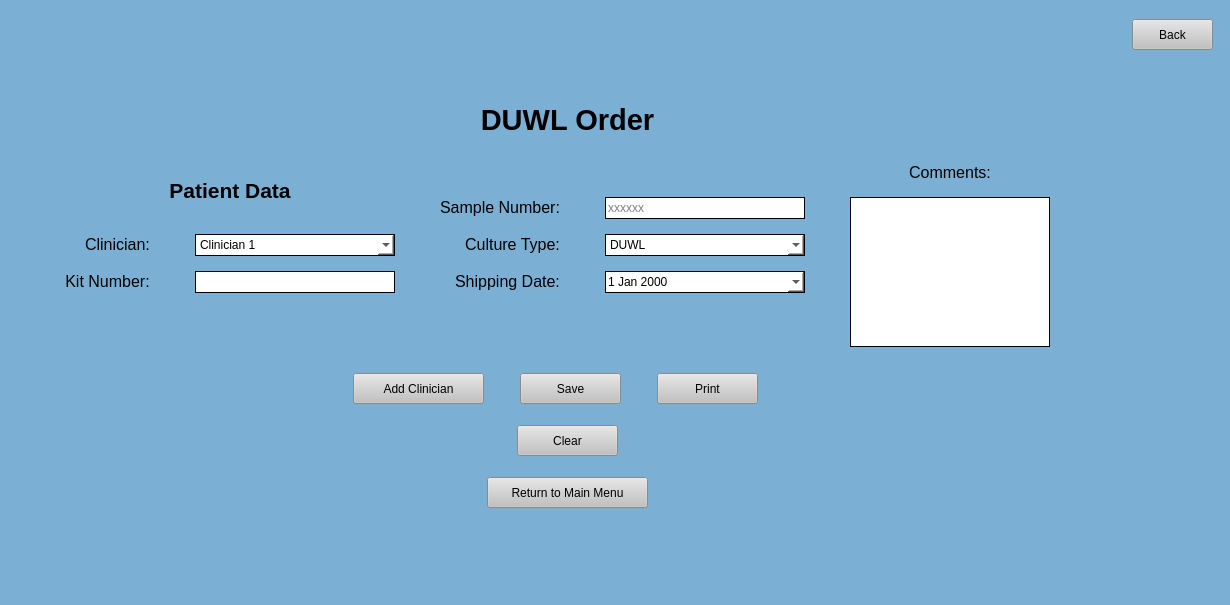
Old version of the form UI Screens/COMBdb_DUWL_Order_Form.ui in the repository Kasmanian/COMBDb-oldgen.
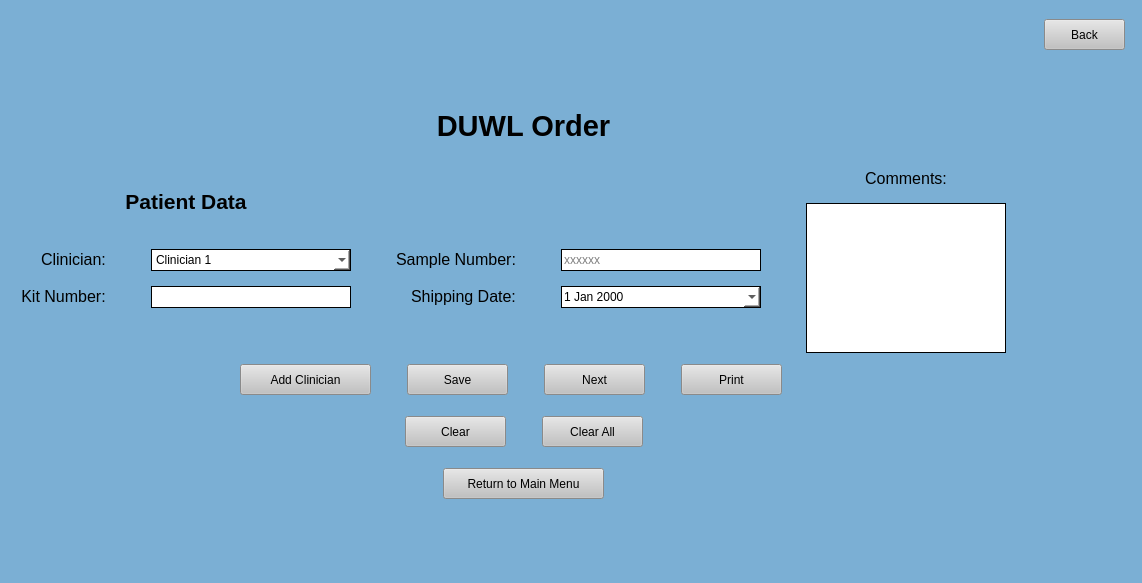
New version of the form.

Commit message: changed layout of DUWL order

The edit to the form file:
```diff
--- a/UI Screens/COMBdb_DUWL_Order_Form.ui
+++ b/UI Screens/COMBdb_DUWL_Order_Form.ui
@@ -6,14 +6,14 @@
    <rect>
     <x>0</x>
     <y>0</y>
-    <width>1230</width>
-    <height>605</height>
+    <width>1142</width>
+    <height>583</height>
    </rect>
   </property>
   <property name="minimumSize">
    <size>
-    <width>1230</width>
-    <height>605</height>
+    <width>0</width>
+    <height>0</height>
    </size>
   </property>
   <property name="windowTitle">
@@ -53,7 +53,7 @@
     <item row="3" column="0">
      <layout class="QVBoxLayout" name="verticalLayout">
       <property name="bottomMargin">
-       <number>20</number>
+       <number>0</number>
       </property>
       <item>
        <widget class="QLabel" name="label_3">
@@ -284,6 +284,12 @@
           </item>
           <item row="1" column="4" rowspan="4">
            <widget class="QTextEdit" name="comment">
+            <property name="minimumSize">
+             <size>
+              <width>200</width>
+              <height>150</height>
+             </size>
+            </property>
             <property name="maximumSize">
              <size>
               <width>200</width>
@@ -308,42 +314,6 @@
            </widget>
           </item>
           <item row="2" column="3">
-           <widget class="QComboBox" name="cultureTypeDropDown">
-            <property name="minimumSize">
-             <size>
-              <width>200</width>
-              <height>22</height>
-             </size>
-            </property>
-            <property name="maximumSize">
-             <size>
-              <width>200</width>
-              <height>22</height>
-             </size>
-            </property>
-            <property name="styleSheet">
-             <string notr="true">background-color: rgb(255, 255, 255);
-border-style: solid;
-border-width: 1px</string>
-            </property>
-            <item>
-             <property name="text">
-              <string>DUWL</string>
-             </property>
-            </item>
-           </widget>
-          </item>
-          <item row="2" column="2" alignment="Qt::AlignRight">
-           <widget class="QLabel" name="label_9">
-            <property name="text">
-             <string>&lt;html&gt;&lt;head/&gt;&lt;body&gt;&lt;p align=&quot;center&quot;&gt;&lt;span style=&quot; font-size:12pt;&quot;&gt;Culture Type:&lt;/span&gt;&lt;/p&gt;&lt;/body&gt;&lt;/html&gt;</string>
-            </property>
-            <property name="alignment">
-             <set>Qt::AlignRight|Qt::AlignTrailing|Qt::AlignVCenter</set>
-            </property>
-           </widget>
-          </item>
-          <item row="1" column="3">
            <widget class="QLineEdit" name="sampleID">
             <property name="minimumSize">
              <size>
@@ -370,7 +340,7 @@
             </property>
            </widget>
           </item>
-          <item row="1" column="2">
+          <item row="2" column="2" alignment="Qt::AlignRight">
            <widget class="QLabel" name="label_14">
             <property name="text">
              <string>&lt;html&gt;&lt;head/&gt;&lt;body&gt;&lt;p align=&quot;center&quot;&gt;&lt;span style=&quot; font-size:12pt;&quot;&gt;Sample Number:&lt;/span&gt;&lt;/p&gt;&lt;/body&gt;&lt;/html&gt;</string>
@@ -408,7 +378,7 @@
         <property name="sizeHint" stdset="0">
          <size>
           <width>10</width>
-          <height>20</height>
+          <height>5</height>
          </size>
         </property>
        </spacer>
@@ -548,6 +518,57 @@
           </property>
          </spacer>
         </item>
+        <item>
+         <widget class="QPushButton" name="next">
+          <property name="minimumSize">
+           <size>
+            <width>101</width>
+            <height>31</height>
+           </size>
+          </property>
+          <property name="maximumSize">
+           <size>
+            <width>101</width>
+            <height>31</height>
+           </size>
+          </property>
+          <property name="cursor">
+           <cursorShape>PointingHandCursor</cursorShape>
+          </property>
+          <property name="styleSheet">
+           <string notr="true">QPushButton:hover {
+
+background-color: rgb(210, 210, 210);
+
+}
+
+QPushButton {
+
+background-color: rgb(193, 193, 193);
+
+}</string>
+          </property>
+          <property name="text">
+           <string>Next</string>
+          </property>
+         </widget>
+        </item>
+        <item>
+         <spacer name="horizontalSpacer_10">
+          <property name="orientation">
+           <enum>Qt::Horizontal</enum>
+          </property>
+          <property name="sizeType">
+           <enum>QSizePolicy::Minimum</enum>
+          </property>
+          <property name="sizeHint" stdset="0">
+           <size>
+            <width>30</width>
+            <height>20</height>
+           </size>
+          </property>
+         </spacer>
+        </item>
         <item>
          <widget class="QPushButton" name="print">
           <property name="sizePolicy">
@@ -636,31 +657,58 @@
         </property>
        </spacer>
       </item>
-      <item alignment="Qt::AlignHCenter">
-       <widget class="QPushButton" name="clear">
-        <property name="sizePolicy">
-         <sizepolicy hsizetype="Fixed" vsizetype="Fixed">
-          <horstretch>0</horstretch>
-          <verstretch>0</verstretch>
-         </sizepolicy>
+      <item>
+       <layout class="QHBoxLayout" name="horizontalLayout_3">
+        <property name="leftMargin">
+         <number>0</number>
         </property>
-        <property name="minimumSize">
-         <size>
-          <width>101</width>
-          <height>31</height>
-         </size>
+        <property name="topMargin">
+         <number>0</number>
         </property>
-        <property name="maximumSize">
-         <size>
-          <width>101</width>
-          <height>31</height>
-         </size>
+        <property name="rightMargin">
+         <number>0</number>
         </property>
-        <property name="cursor">
-         <cursorShape>PointingHandCursor</cursorShape>
+        <property name="bottomMargin">
+         <number>0</number>
         </property>
-        <property name="styleSheet">
-         <string notr="true">QPushButton:hover {
+        <item>
+         <spacer name="horizontalSpacer_11">
+          <property name="orientation">
+           <enum>Qt::Horizontal</enum>
+          </property>
+          <property name="sizeHint" stdset="0">
+           <size>
+            <width>40</width>
+            <height>20</height>
+           </size>
+          </property>
+         </spacer>
+        </item>
+        <item>
+         <widget class="QPushButton" name="clear">
+          <property name="sizePolicy">
+           <sizepolicy hsizetype="Fixed" vsizetype="Fixed">
+            <horstretch>0</horstretch>
+            <verstretch>0</verstretch>
+           </sizepolicy>
+          </property>
+          <property name="minimumSize">
+           <size>
+            <width>101</width>
+            <height>31</height>
+           </size>
+          </property>
+          <property name="maximumSize">
+           <size>
+            <width>101</width>
+            <height>31</height>
+           </size>
+          </property>
+          <property name="cursor">
+           <cursorShape>PointingHandCursor</cursorShape>
+          </property>
+          <property name="styleSheet">
+           <string notr="true">QPushButton:hover {
 
 background-color: rgb(210, 210, 210);
 
@@ -671,11 +719,77 @@
 background-color: rgb(193, 193, 193);
 
 }</string>
-        </property>
-        <property name="text">
-         <string>Clear</string>
-        </property>
-       </widget>
+          </property>
+          <property name="text">
+           <string>Clear</string>
+          </property>
+         </widget>
+        </item>
+        <item>
+         <spacer name="horizontalSpacer_13">
+          <property name="orientation">
+           <enum>Qt::Horizontal</enum>
+          </property>
+          <property name="sizeType">
+           <enum>QSizePolicy::Minimum</enum>
+          </property>
+          <property name="sizeHint" stdset="0">
+           <size>
+            <width>30</width>
+            <height>20</height>
+           </size>
+          </property>
+         </spacer>
+        </item>
+        <item>
+         <widget class="QPushButton" name="clearAll">
+          <property name="minimumSize">
+           <size>
+            <width>101</width>
+            <height>31</height>
+           </size>
+          </property>
+          <property name="maximumSize">
+           <size>
+            <width>101</width>
+            <height>31</height>
+           </size>
+          </property>
+          <property name="cursor">
+           <cursorShape>PointingHandCursor</cursorShape>
+          </property>
+          <property name="styleSheet">
+           <string notr="true">QPushButton:hover {
+
+background-color: rgb(210, 210, 210);
+
+}
+
+QPushButton {
+
+background-color: rgb(193, 193, 193);
+
+}</string>
+          </property>
+          <property name="text">
+           <string>Clear All</string>
+          </property>
+         </widget>
+        </item>
+        <item>
+         <spacer name="horizontalSpacer_12">
+          <property name="orientation">
+           <enum>Qt::Horizontal</enum>
+          </property>
+          <property name="sizeHint" stdset="0">
+           <size>
+            <width>40</width>
+            <height>20</height>
+           </size>
+          </property>
+         </spacer>
+        </item>
+       </layout>
       </item>
       <item>
        <spacer name="verticalSpacer_6">
```
Left out of the diff: 7 changed lines with no effect on the pictures. The commit also changes 1 other file.
